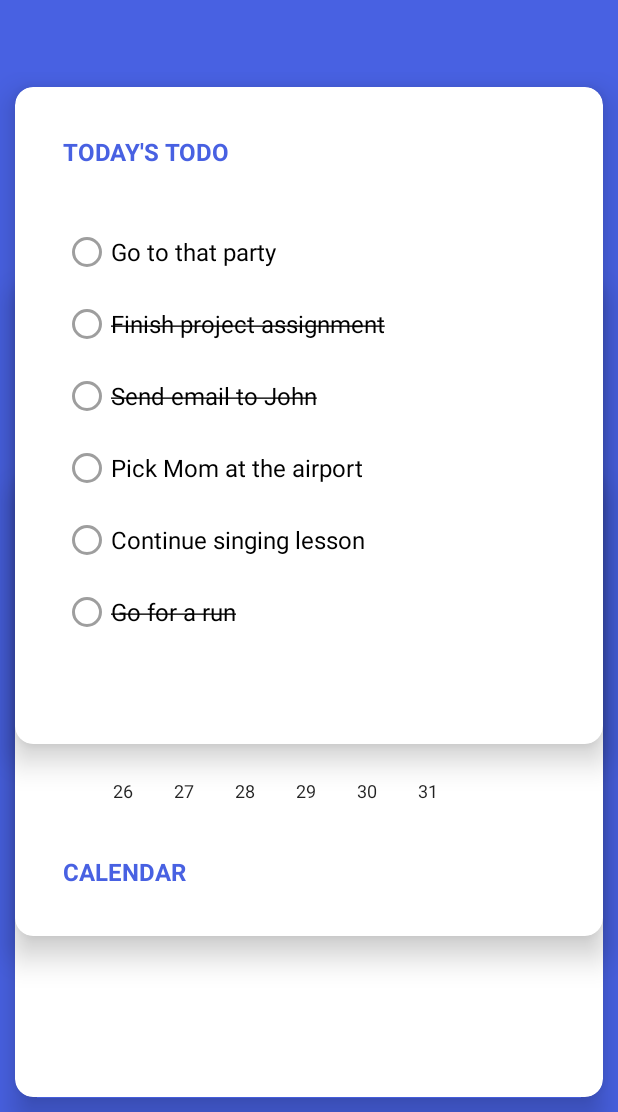
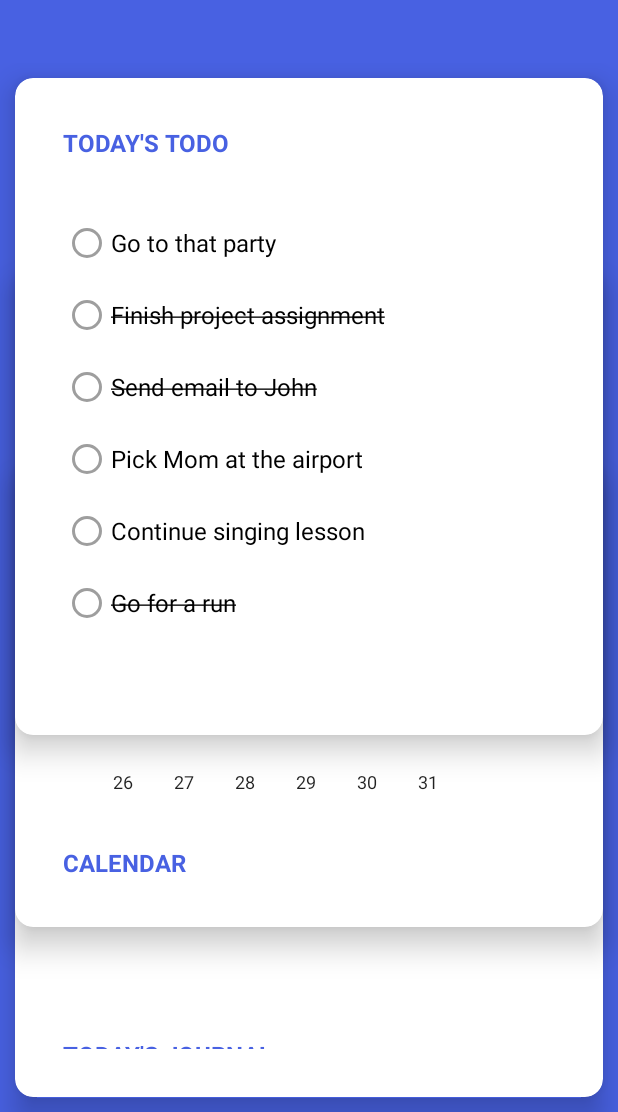
Before and after one commit to RajatChandel/FocusFlow, an Android app: the screen it shows after launch (DashboardActivity), on a phone screen of 412 x 824 dp, the part 124-1236 px from its top. Run offline under Robolectric (Android 15) with nearby library versions, the phone set to English and light mode, and no system bars.

Commit message:
added margin values

```diff
--- a/app/src/main/res/layout/activity_dashboard.xml
+++ b/app/src/main/res/layout/activity_dashboard.xml
@@ -14,7 +14,7 @@
         android:layout_height="wrap_content"
         android:layout_gravity="center"
         android:layout_marginTop="58dp"
-        android:layout_marginBottom="48dp"
+        android:layout_marginBottom="42dp"
         android:orientation="horizontal">
 
     <TextView
--- a/app/src/main/res/values/dimens.xml
+++ b/app/src/main/res/values/dimens.xml
@@ -2,6 +2,8 @@
 <resources>
     <dimen name="margin_32">32dp</dimen>
     <dimen name="margin_24">24dp</dimen>
+    <dimen name="margin_58">58dp</dimen>
+    <dimen name="margin_42">42dp</dimen>
     <dimen name="height_container">320dp</dimen>
     <dimen name="margin_16">16dp</dimen>
     <dimen name="text_size_16">16sp</dimen>
```
